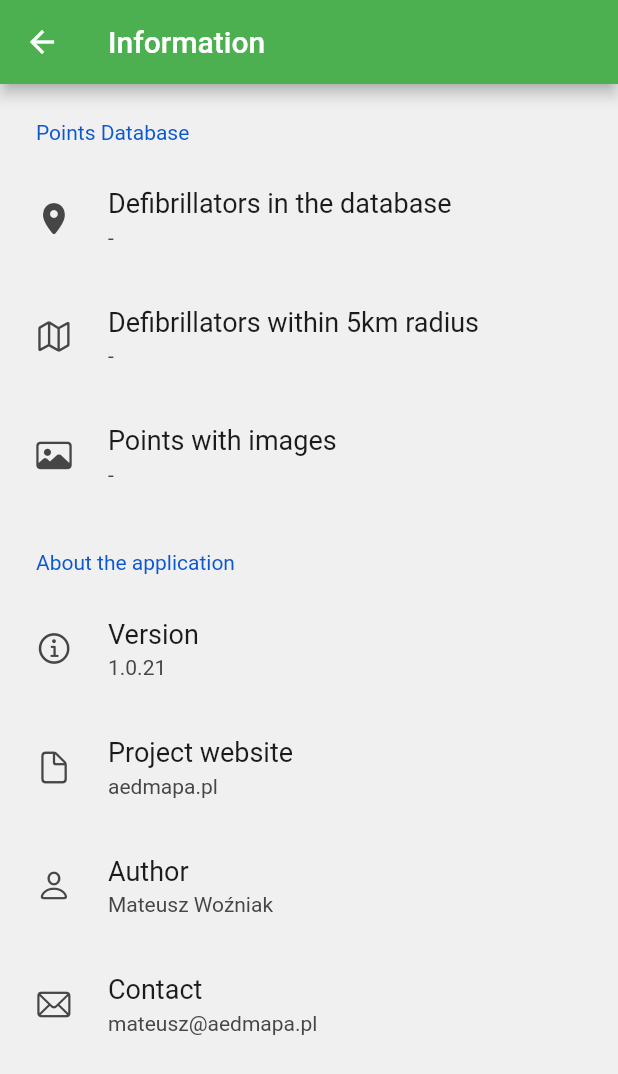
After one commit to matisiekpl/aed_map, a Flutter app: the SettingsPage screen opened directly, on a phone screen of 412 x 824 dp. The commit adds this screen. Shown: the top 1074 px of the screen. Run offline on Flutter 3.47's test engine with Material 2 defaults, Android fonts, the phone set to English and light mode, and no system bars; drawn by our look-alikes of settings_ui; our stand-ins replace cached_network_image, equatable, flutter_bloc, flutter_map, flutter_svg, geolocator and 4 more; missing offline and left inert: cross_fade, feedback, flutter_map_location_marker, flutter_map_supercluster, flutter_web_auth, google_polyline_algorithm and 2 more; accounts and stored records are empty; generated files the repository leaves out were written again.

Commit message:
Added settings page

```diff
--- a/lib/l10n/app_de.arb
+++ b/lib/l10n/app_de.arb
@@ -73,5 +73,17 @@
   "stop": "stoppen",
   "minutes": "Minuten",
   "seconds": "Sekunden",
-  "meters": "Meter"
+  "meters": "Meter",
+      "heading": "Informationen",
+      "datasetHeading": "Punktedatenbank",
+      "datasetDescription": "Die AED-Punktedatenbank stammt aus dem Projekt openaedmap.org",
+      "defibrillatorsInDataset": "Defibrillatoren in der Datenbank",
+      "defibrillatorsWithin5km": "Defibrillatoren im Umkreis von 5 km",
+      "defibrillatorsWithImages": "Punkte mit Bildern",
+      "about": "Über die Anwendung",
+      "version": "Version",
+      "website": "Projektwebsite",
+      "author": "Autor",
+      "contact": "Kontakt"
+
 }
--- a/lib/l10n/app_en.arb
+++ b/lib/l10n/app_en.arb
@@ -73,5 +73,17 @@
   "stop": "stop",
   "minutes": "minutes",
   "seconds": "seconds",
-  "meters": "meters"
+  "meters": "meters",
+      "heading": "Information",
+      "datasetHeading": "Points Database",
+      "datasetDescription": "The AED points database comes from the openaedmap.org project.",
+      "defibrillatorsInDataset": "Defibrillators in the database",
+      "defibrillatorsWithin5km": "Defibrillators within 5km radius",
+      "defibrillatorsWithImages": "Points with images",
+      "about": "About the application",
+      "version": "Version",
+      "website": "Project website",
+      "author": "Author",
+      "contact": "Contact"
+
 }
--- a/lib/l10n/app_es.arb
+++ b/lib/l10n/app_es.arb
@@ -73,5 +73,17 @@
   "stop": "detener",
   "minutes": "minutos",
   "seconds": "segundos",
-  "meters": "metros"
+  "meters": "metros",
+      "heading": "Información",
+      "datasetHeading": "Base de datos de puntos",
+      "datasetDescription": "La base de datos de puntos AED proviene del proyecto openaedmap.org",
+      "defibrillatorsInDataset": "Desfibriladores en la base de datos",
+      "defibrillatorsWithin5km": "Desfibriladores en un radio de 5 km",
+      "defibrillatorsWithImages": "Puntos con imágenes",
+      "about": "Acerca de la aplicación",
+      "version": "Versión",
+      "website": "Sitio web del proyecto",
+      "author": "Autor",
+      "contact": "Contacto"
+
 }
--- a/lib/l10n/app_fr.arb
+++ b/lib/l10n/app_fr.arb
@@ -73,5 +73,17 @@
   "stop": "Arrêter",
   "minutes": "minutes",
   "seconds": "secondes",
-  "meters": "mètres"
+  "meters": "mètres",
+      "heading": "Informations",
+      "datasetHeading": "Base de données des points",
+      "datasetDescription": "La base de données des points AED provient du projet openaedmap.org",
+      "defibrillatorsInDataset": "Défibrillateurs dans la base de données",
+      "defibrillatorsWithin5km": "Défibrillateurs dans un rayon de 5 km",
+      "defibrillatorsWithImages": "Points avec des images",
+      "about": "À propos de l'application",
+      "version": "Version",
+      "website": "Site web du projet",
+      "author": "Auteur",
+      "contact": "Contact"
+
 }
--- a/lib/l10n/app_it.arb
+++ b/lib/l10n/app_it.arb
@@ -73,5 +73,17 @@
   "stop": "stop",
   "minutes": "minuti",
   "seconds": "secondi",
-  "meters": "metri"
+  "meters": "metri",
+      "heading": "Informazioni",
+      "datasetHeading": "Database dei punti",
+      "datasetDescription": "Il database dei punti AED proviene dal progetto openaedmap.org",
+      "defibrillatorsInDataset": "Defibrillatori nel database",
+      "defibrillatorsWithin5km": "Defibrillatori entro 5 km",
+      "defibrillatorsWithImages": "Punti con immagini",
+      "about": "Informazioni sull'applicazione",
+      "version": "Versione",
+      "website": "Sito web del progetto",
+      "author": "Autore",
+      "contact": "Contatto"
+
 }
--- a/lib/l10n/app_pl.arb
+++ b/lib/l10n/app_pl.arb
@@ -73,5 +73,16 @@
   "stop": "Zakończ",
   "minutes": "minut",
   "seconds": "sekund",
-  "meters": "metrów"
+  "meters": "metrów",
+    "heading": "Informacje",
+    "datasetHeading":"Baza punktów",
+    "datasetDescription": "Baza punktów AED pochodzi z projektu openaedmap.org",
+    "defibrillatorsInDataset": "Defibrylatory w bazie",
+    "defibrillatorsWithin5km":"Defibrylatory w promieniu 5km",
+    "defibrillatorsWithImages":"Punkty ze zdjęciami",
+    "about":"O aplikacji",
+    "version":"Wersja",
+    "website":"Strona projektu",
+    "author":"Autor",
+    "contact":"Kontakt"
 }
--- a/lib/screens/map/map_header.dart
+++ b/lib/screens/map/map_header.dart
@@ -1,8 +1,10 @@
 import 'package:aed_map/bloc/edit/edit_cubit.dart';
 import 'package:aed_map/bloc/edit/edit_state.dart';
 import 'package:aed_map/bloc/feedback/feedback_cubit.dart';
+import 'package:aed_map/bloc/location/location_cubit.dart';
 import 'package:aed_map/bloc/network_status/network_status_cubit.dart';
 import 'package:aed_map/bloc/network_status/network_status_state.dart';
+import 'package:aed_map/screens/settings/settings_page.dart';
 import 'package:feedback/feedback.dart';
 import 'package:flutter/cupertino.dart';
 import 'package:flutter/material.dart';
@@ -58,7 +60,18 @@ class MapHeader extends StatelessWidget {
               GestureDetector(
                 behavior: HitTestBehavior.translucent,
                 onTap: () {
-                  _showAboutDialog(context);
+                  var pointsCubit = context.read<PointsCubit>();
+                  var locationCubit = context.read<LocationCubit>();
+                  Navigator.push(
+                    context,
+                    MaterialPageRoute(
+                        builder: (context) => BlocProvider.value(
+                              value: locationCubit,
+                              child: BlocProvider.value(
+                                  value: pointsCubit,
+                                  child: const SettingsPage()),
+                            )),
+                  );
                 },
                 child: Card(
                   color: MediaQuery.of(context).platformBrightness ==
--- /dev/null
+++ b/lib/screens/settings/settings_page.dart
@@ -0,0 +1,134 @@
+import 'package:aed_map/bloc/location/location_cubit.dart';
+import 'package:aed_map/bloc/location/location_state.dart';
+import 'package:aed_map/bloc/points/points_cubit.dart';
+import 'package:flutter/cupertino.dart';
+import 'package:flutter/material.dart';
+import 'package:flutter_bloc/flutter_bloc.dart';
+import 'package:package_info_plus/package_info_plus.dart';
+import 'package:settings_ui/settings_ui.dart';
+import 'package:url_launcher/url_launcher.dart';
+import 'package:flutter_gen/gen_l10n/app_localizations.dart';
+
+import '../../bloc/points/points_state.dart';
+import '../../utils.dart';
+
+class SettingsPage extends StatefulWidget {
+  const SettingsPage({super.key});
+
+  @override
+  State<SettingsPage> createState() => _SettingsPageState();
+}
+
+class _SettingsPageState extends State<SettingsPage>
+    with WidgetsBindingObserver {
+  @override
+  Widget build(BuildContext context) {
+    var appLocalizations = AppLocalizations.of(context)!;
+    return Scaffold(
+        appBar: AppBar(
+            title: Text(appLocalizations.information),
+            backgroundColor: Colors.green),
+        body: DefaultTextStyle(
+          style: TextStyle(
+              color:
+                  MediaQuery.of(context).platformBrightness == Brightness.light
+                      ? Colors.black
+                      : Colors.white),
+          child: FutureBuilder(
+              future: PackageInfo.fromPlatform(),
+              builder: (context, packageInfo) {
+                return SettingsList(
+                  lightTheme: MediaQuery.of(context).platformBrightness ==
+                          Brightness.light
+                      ? const SettingsThemeData()
+                      : settingsListDarkTheme,
+                  sections: [
+                    SettingsSection(
+                      title: Text(appLocalizations.datasetHeading),
+                      tiles: <SettingsTile>[
+                        SettingsTile(
+                          leading: const Icon(CupertinoIcons.location_solid),
+                          title: Text(appLocalizations.defibrillatorsInDataset),
+                          value: BlocBuilder<PointsCubit, PointsState>(
+                              builder: (context, state) {
+                            if (state is PointsLoadSuccess) {
+                              return Text(state.aeds.length.toString());
+                            }
+                            return const Text('-');
+                          }),
+                        ),
+                        SettingsTile(
+                          leading: const Icon(CupertinoIcons.map),
+                          title: Text(appLocalizations.defibrillatorsWithin5km),
+                          value: BlocBuilder<LocationCubit, LocationState>(
+                              builder: (context, locationState) {
+                            return BlocBuilder<PointsCubit, PointsState>(
+                                builder: (context, pointsState) {
+                              if (locationState is LocationDetermined &&
+                                  pointsState is PointsLoadSuccess) {
+                                return Text(getDefibrillatorsWithin5KM(
+                                        pointsState.aeds,
+                                        locationState.location)
+                                    .length
+                                    .toString());
+                              }
+                              return const Text('-');
+                            });
+                          }),
+                        ),
+                        SettingsTile(
+                          leading: const Icon(CupertinoIcons.photo),
+                          title:
+                              Text(appLocalizations.defibrillatorsWithImages),
+                          description:
+                              Text(appLocalizations.datasetDescription),
+                          value: BlocBuilder<PointsCubit, PointsState>(
+                              builder: (context, pointsState) {
+                            if (pointsState is PointsLoadSuccess) {
+                              return Text(
+                                  getDefibrillatorsWithImages(pointsState.aeds)
+                                      .length
+                                      .toString());
+                            }
+                            return const Text('-');
+                          }),
+                        ),
+                      ],
+                    ),
+                    SettingsSection(
+                      title: Text(appLocalizations.about),
+                      tiles: <SettingsTile>[
+                        SettingsTile(
+                          leading: const Icon(CupertinoIcons.info),
+                          title: Text(appLocalizations.version),
+                          value: Text(packageInfo.data?.version ?? '-'),
+                        ),
+                        SettingsTile.navigation(
+                          onPressed: (context) {
+                            launchUrl(Uri.parse('https://aedmapa.pl'));
+                          },
+                          leading: const Icon(CupertinoIcons.doc),
+                          title: Text(appLocalizations.website),
+                          value: const Text('aedmapa.pl'),
+                        ),
+                        SettingsTile(
+                          leading: const Icon(CupertinoIcons.person),
+                          title: Text(appLocalizations.author),
+                          value: const Text('Mateusz Woźniak'),
+                        ),
+                        SettingsTile.navigation(
+                          onPressed: (context) {
+                            launchUrl(Uri.parse('mailto:mateusz@aedmapa.pl'));
+                          },
+                          leading: const Icon(CupertinoIcons.envelope),
+                          title: Text(appLocalizations.contact),
+                          value: const Text('mateusz@aedmapa.pl'),
+                        ),
+                      ],
+                    ),
+                  ],
+                );
+              }),
+        ));
+  }
+}
--- a/lib/utils.dart
+++ b/lib/utils.dart
@@ -1,7 +1,12 @@
 import 'dart:math';
 
 import 'package:flutter/cupertino.dart';
+import 'package:flutter/material.dart';
+import 'package:geolocator/geolocator.dart';
 import 'package:latlong2/latlong.dart';
+import 'package:settings_ui/settings_ui.dart';
+
+import 'models/aed.dart';
 export 'package:google_polyline_algorithm/google_polyline_algorithm.dart'
     show decodePolyline;
 
@@ -82,5 +87,26 @@ ColorFilter invert = const ColorFilter.matrix(<double>[
 
 String generateRandomString(int len) {
   var r = Random();
-  return String.fromCharCodes(List.generate(len, (index) => r.nextInt(33) + 89));
+  return String.fromCharCodes(
+      List.generate(len, (index) => r.nextInt(33) + 89));
 }
+
+const settingsListDarkTheme = SettingsThemeData(
+    settingsListBackground: Colors.black,
+    settingsSectionBackground: Color(0xFF1B1C1E),
+    trailingTextColor: Colors.white,
+    tileDescriptionTextColor: Color(0xFFA5A4A7),
+    settingsTileTextColor: Colors.white,
+    titleTextColor: Colors.white,
+    dividerColor: Color(0xFF363437),
+    tileHighlightColor: Color(0xFF2C2C2F));
+
+List<AED> getDefibrillatorsWithin5KM(List<AED> aeds, LatLng location) =>
+    aeds.where((aed) {
+      var distance = Geolocator.distanceBetween(location.latitude,
+          location.longitude, aed.location.latitude, aed.location.longitude);
+      return distance < 5000;
+    }).toList();
+
+List<AED> getDefibrillatorsWithImages(List<AED> aeds) =>
+    aeds.where((aed) => aed.image?.isNotEmpty ?? false).toList();
--- a/pubspec.yaml
+++ b/pubspec.yaml
@@ -17,7 +17,7 @@ publish_to: "none" # Remove this line if you wish to publish to pub.dev
 # https://developer.apple.com/library/archive/documentation/General/Reference/InfoPlistKeyReference/Articles/CoreFoundationKeys.html
 # In Windows, build-name is used as the major, minor, and patch parts
 # of the product and file versions while build-number is used as the build suffix.
-version: 1.0.20+20
+version: 1.0.21+21
 
 environment:
   sdk: ">=3.0.5 <4.0.0"
@@ -73,6 +73,7 @@ dependencies:
   flutter_bloc: ^8.1.3
   equatable: ^2.0.5
   bloc_test: ^9.1.3
+  package_info_plus: ^4.1.0
 
 dev_dependencies:
   integration_test:
```
Also changed, not shown: pubspec.lock, 2 other files.
